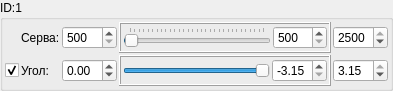
This is servos_settings/servo_control.ui in AlexLexx706/RobotHand as Qt 5 draws it before an edit. The edited form follows.
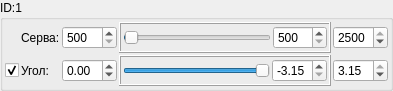
This is the edited form.

The edit to the form file:
```diff
--- a/servos_settings/servo_control.ui
+++ b/servos_settings/servo_control.ui
@@ -157,7 +157,7 @@
          <bool>false</bool>
         </property>
         <property name="tickPosition">
-         <enum>QSlider::TicksAbove</enum>
+         <enum>QSlider::NoTicks</enum>
         </property>
        </widget>
       </item>
```
